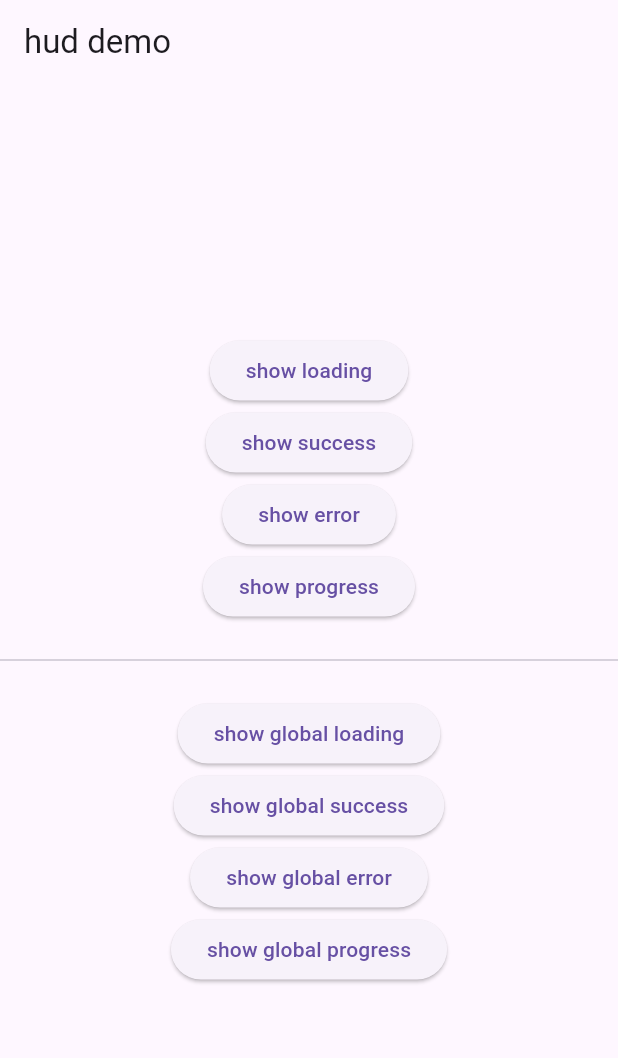
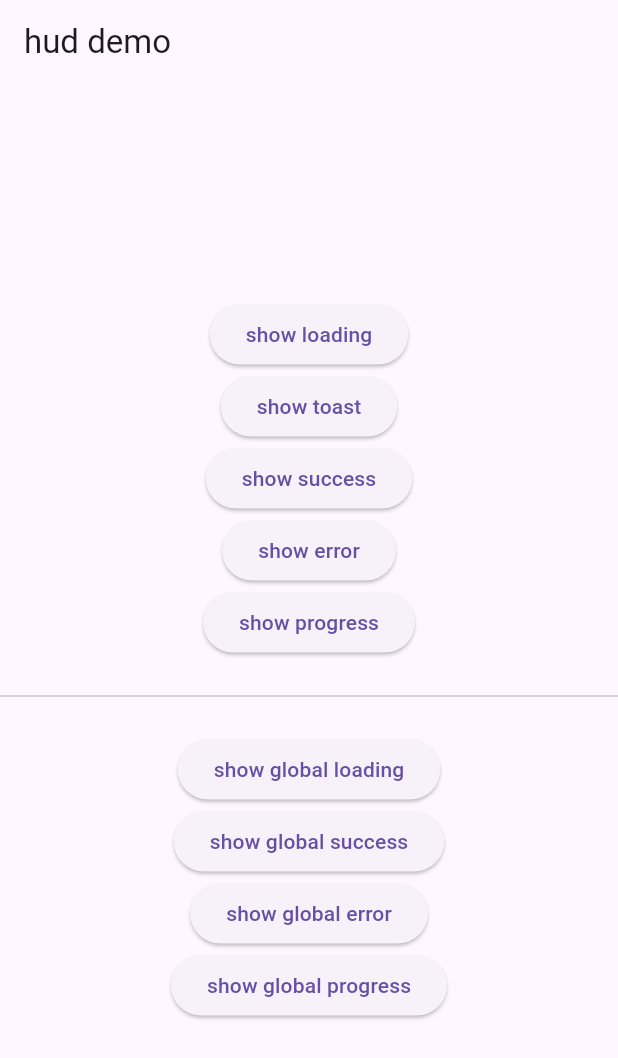
Before and after one commit to zhengbomo/bmprogresshud, a Flutter app: the screen it shows after launch, on a phone screen of 412 x 824 dp. Shown: the top 1058 px of the screen. Run offline on Flutter 3.47's test engine with Material 3 defaults, Android fonts, the phone set to English and light mode, and no system bars.

Commit message:
add toast feature

```diff
--- a/example/pubspec.yaml
+++ b/example/pubspec.yaml
@@ -5,13 +5,13 @@ publish_to: 'none'
 version: 1.0.0+1
 
 environment:
-  sdk: ">=2.7.0 <3.0.0"
+  sdk: ">=2.12.0 <3.0.0"
 
 dependencies:
   flutter:
     sdk: flutter
 
-  cupertino_icons: ^0.1.2
+  cupertino_icons: ^1.0.8
 
 dev_dependencies:
   flutter_test:
--- a/lib/progresshud.dart
+++ b/lib/progresshud.dart
@@ -1,6 +1,8 @@
 import 'dart:math';
+
+import 'package:flutter/cupertino.dart';
 import 'package:flutter/material.dart';
-import 'package:flutter/cupertino.dart';
+
 import 'circle_progressbar.dart';
 
 enum ProgressHudType {
@@ -14,7 +16,10 @@ enum ProgressHudType {
   error,
 
   /// show circle progress view and text
-  progress
+  progress,
+
+  /// show toast text
+  toast,
 }
 
 /// global hud state, only one
@@ -25,6 +30,7 @@ class ProgressHud extends StatefulWidget {
   /// the offsetY of hudview postion from center, default is -50
   final double offsetY;
   final Widget child;
+
   // max duration for auto dismiss hud
   final Duration? maximumDismissDuration;
 
@@ -93,6 +99,9 @@ class ProgressHudState extends State<ProgressHud> {
 
   bool _hasBuildAfterShow = false;
 
+  /// for prevent multi call dismiss
+  int _seed = 0;
+
   @override
   void initState() {
     if (widget.isGlobalHud) {
@@ -104,6 +113,7 @@ class ProgressHudState extends State<ProgressHud> {
   /// dismiss hud
   void dismiss() {
     if (this.mounted) {
+      _seed += 1;
       setState(() {
         _opacity = 0;
         if (!this._hasBuildAfterShow) {
@@ -116,6 +126,7 @@ class ProgressHudState extends State<ProgressHud> {
   /// show hud with type and text
   void show(ProgressHudType type, String text) {
     if (this.mounted) {
+      _seed += 1;
       _text = text;
       _isVisible = true;
       _progressType = type;
@@ -129,6 +140,10 @@ class ProgressHudState extends State<ProgressHud> {
   /// show loading with text
   void showLoading({String text = "loading"}) {
     this.show(ProgressHudType.loading, text);
+  }
+
+  Future showToast({required String text}) async {
+    await this.showAndDismiss(ProgressHudType.toast, text);
   }
 
   /// show success icon with text and dismiss automatic
@@ -146,6 +161,7 @@ class ProgressHudState extends State<ProgressHud> {
   /// should call `show(ProgressHudType.progress, "Loading")` before use
   void updateProgress(double progress, String text) {
     if (this.mounted) {
+      _seed += 1;
       setState(() {
         _progressValue = progress;
         _text = text;
@@ -164,8 +180,12 @@ class ProgressHudState extends State<ProgressHud> {
               duration.inMilliseconds) {
         duration = widget.maximumDismissDuration!;
       }
+      final seed = _seed;
       await Future.delayed(duration);
+      if (_seed == seed) {
+        // ignore when call show multi times
         dismiss();
+      }
     }
   }
 
@@ -205,44 +225,62 @@ class ProgressHudState extends State<ProgressHud> {
           child: CupertinoTheme(
             data: CupertinoTheme.of(context)
                 .copyWith(brightness: Brightness.dark),
-              child: CupertinoActivityIndicator(animating: true, radius: 15)),
+            child: CupertinoActivityIndicator(animating: true, radius: 15),
+          ),
         );
-        return _createHudView(sizeBox);
+        return _createHudView(ignorePointer: false, child: sizeBox);
       case ProgressHudType.error:
         return _createHudView(
-            Icon(Icons.close, color: Colors.white, size: kIconSize));
+          ignorePointer: false,
+          child: Icon(Icons.close, color: Colors.white, size: kIconSize),
+        );
       case ProgressHudType.success:
         return _createHudView(
-            Icon(Icons.check, color: Colors.white, size: kIconSize));
+          ignorePointer: false,
+          child: Icon(Icons.check, color: Colors.white, size: kIconSize),
+        );
       case ProgressHudType.progress:
         var progressWidget = CustomPaint(
           painter: CircleProgressBarPainter(progress: _progressValue),
           size: Size(kIconSize, kIconSize),
         );
-        return _createHudView(progressWidget);
+        return _createHudView(ignorePointer: false, child: progressWidget);
+      case ProgressHudType.toast:
+        // toast view
+        return _createToastView(_text);
       default:
         throw Exception("not implementation");
     }
   }
 
-  Widget _createHudView(Widget child) {
-    return Stack(
-      children: <Widget>[
-        // do not response touch event
-        IgnorePointer(
-          ignoring: false,
+  Widget _createToastView(String text) {
+    return _createExpandView(
+      ignorePointer: true,
       child: Container(
-            color: Colors.transparent,
-            width: double.infinity,
-            height: double.infinity,
+        decoration: BoxDecoration(
+          color: Color.fromARGB(255, 33, 33, 33),
+          borderRadius: BorderRadius.circular(18),
+        ),
+        margin: EdgeInsets.symmetric(horizontal: 12),
+        padding: EdgeInsets.symmetric(horizontal: 12, vertical: 8),
+        child: Text(
+          text,
+          textAlign: TextAlign.center,
+          style: TextStyle(color: Colors.white, fontSize: 16),
         ),
       ),
-        Center(
+    );
+  }
+
+  Widget _createHudView({required bool ignorePointer, required Widget child}) {
+    return _createExpandView(
+        ignorePointer: ignorePointer,
         child: Container(
           margin: EdgeInsets.fromLTRB(10, 10, 10, 10 - widget.offsetY * 2),
           decoration: BoxDecoration(
             color: Color.fromARGB(255, 33, 33, 33),
-                borderRadius: BorderRadius.circular(5)),
+            borderRadius: BorderRadius.circular(5),
+          ),
           constraints: BoxConstraints(minHeight: 130, minWidth: 130),
           child: Padding(
             padding: EdgeInsets.all(12),
@@ -261,7 +299,24 @@ class ProgressHudState extends State<ProgressHud> {
               ],
             ),
           ),
+        ));
+  }
+
+  Widget _createExpandView(
+      {required bool ignorePointer, required Widget child}) {
+    return Stack(
+      children: <Widget>[
+        // do not response touch event
+        IgnorePointer(
+          ignoring: ignorePointer,
+          child: Container(
+            color: Colors.transparent,
+            width: double.infinity,
+            height: double.infinity,
           ),
+        ),
+        Center(
+          child: child,
         ),
       ],
     );
```
Also changed, not shown: example/lib/main.dart (+25 -15 lines), 4 other files. Lines whose indentation alone changed are shown as unchanged.
